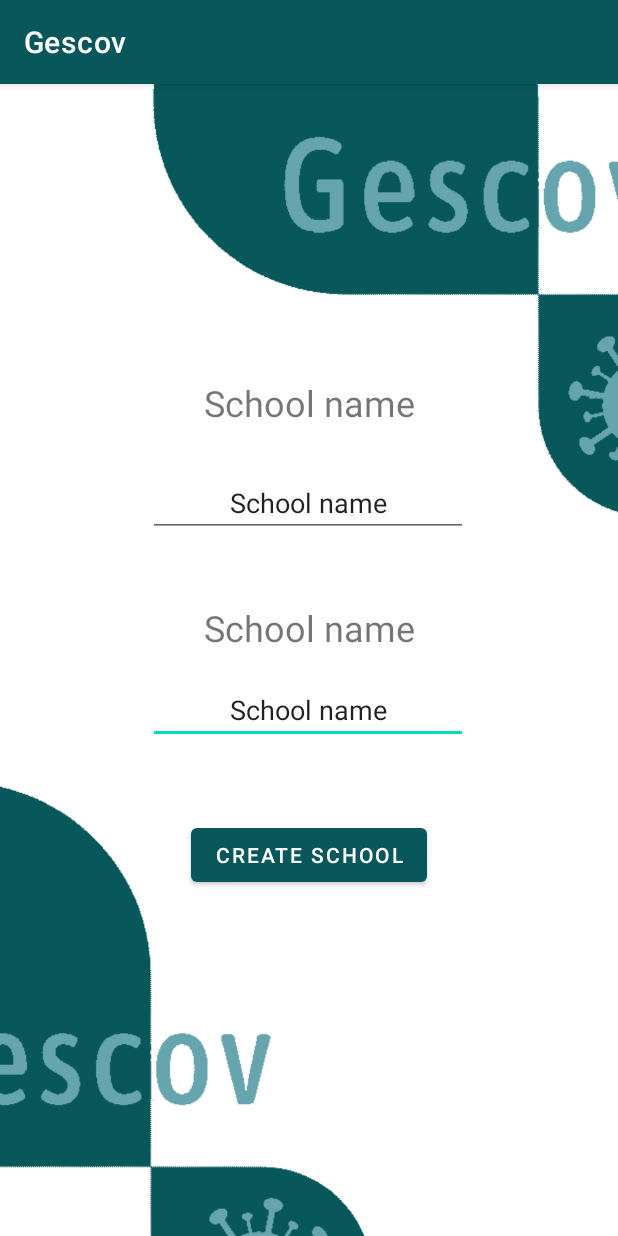
After one commit to Porkins4/PES_Gescov_APP, an Android app: the CreateSchoolFormActivity screen opened directly, with no data from a screen before it, on a phone screen of 412 x 824 dp. The commit adds this screen. Run offline under Robolectric (Android 15) with nearby library versions, the phone set to English and light mode, and no system bars.

Commit message:
Added Create school and its controller Added controlfactory to get all the controllers

```diff
--- a/app/src/main/AndroidManifest.xml
+++ b/app/src/main/AndroidManifest.xml
@@ -9,10 +9,11 @@
         android:roundIcon="@mipmap/ic_launcher_round"
         android:supportsRtl="true"
         android:theme="@style/Theme.Gescov">
+        <activity android:name=".SchoolsAdministration.CreateSchoolFormActivity"></activity>
         <activity
             android:name=".navigation.NavigationMenu"
             android:label="@string/title_activity_navigation_menu"
-            android:theme="@style/Theme.Gescov.NoActionBar"></activity>
+            android:theme="@style/Theme.Gescov.NoActionBar" />
         <activity
             android:name=".ui.login.LoginActivity"
             android:label="@string/app_name">
--- /dev/null
+++ b/app/src/main/java/com/example/gescov/SchoolsAdministration/CreateSchoolFormActivity.java
@@ -0,0 +1,33 @@
+package com.example.gescov.SchoolsAdministration;
+
+import androidx.appcompat.app.AppCompatActivity;
+
+import android.os.Bundle;
+import android.widget.Button;
+import android.widget.EditText;
+
+import com.example.gescov.PresentationControlFactory;
+import com.example.gescov.R;
+
+import java.util.List;
+
+
+public class CreateSchoolFormActivity extends AppCompatActivity {
+
+    @Override
+    protected void onCreate(Bundle savedInstanceState) {
+        super.onCreate(savedInstanceState);
+        setContentView(R.layout.activity_create_school_form);
+        EditText schoolName = (EditText) findViewById(R.id.create_school_form_name_input);
+        EditText schoolCode = (EditText) findViewById(R.id.create_school_form_code_input);
+        Button createSchoolButton = (Button) findViewById(R.id.create_school_form_create_button);
+
+        createSchoolButton.setOnClickListener(e -> {
+            ISchoolsCrontroller schoolsCrontroller = PresentationControlFactory.getSchoolsCrontroller();
+            SchoolListViewAdapter adapter = schoolsCrontroller.getSchoolListViewSchoolAdapter();
+            adapter.addItem(schoolName.getText().toString());
+            finish();
+        });
+
+    }
+}
--- /dev/null
+++ b/app/src/main/java/com/example/gescov/SchoolsAdministration/ISchoolsCrontroller.java
@@ -0,0 +1,12 @@
+package com.example.gescov.SchoolsAdministration;
+
+import android.content.Context;
+
+import java.util.List;
+
+interface ISchoolsCrontroller {
+    public void createSchool(String schoolName, String schoolCode);
+
+    public SchoolListViewAdapter getSchoolListViewSchoolAdapter();
+    public List<String> getSchoolNamesList();
+}
--- /dev/null
+++ b/app/src/main/res/layout/activity_create_school_form.xml
@@ -0,0 +1,87 @@
+<?xml version="1.0" encoding="utf-8"?>
+<androidx.constraintlayout.widget.ConstraintLayout xmlns:android="http://schemas.android.com/apk/res/android"
+    xmlns:app="http://schemas.android.com/apk/res-auto"
+    xmlns:tools="http://schemas.android.com/tools"
+    android:layout_width="match_parent"
+    android:layout_height="match_parent"
+    tools:context=".SchoolsAdministration.CreateSchoolFormActivity">
+
+    <TextView
+        android:id="@+id/create_school_form_code_text"
+        android:layout_width="wrap_content"
+        android:layout_height="wrap_content"
+        android:layout_marginTop="44dp"
+        android:text="@string/create_school_form_school_name"
+        android:textSize="24sp"
+        app:layout_constraintEnd_toEndOf="parent"
+        app:layout_constraintStart_toStartOf="parent"
+        app:layout_constraintTop_toBottomOf="@+id/create_school_form_name_input" />
+
+    <EditText
+        android:id="@+id/create_school_form_code_input"
+        android:layout_width="wrap_content"
+        android:layout_height="wrap_content"
+        android:layout_marginTop="16dp"
+        android:ems="10"
+        android:inputType="textPersonName"
+        android:text="@string/create_school_form_school_name"
+        android:textAlignment="center"
+        app:layout_constraintEnd_toEndOf="parent"
+        app:layout_constraintHorizontal_bias="0.497"
+        app:layout_constraintStart_toStartOf="parent"
+        app:layout_constraintTop_toBottomOf="@+id/create_school_form_code_text" />
+
+    <TextView
+        android:id="@+id/create_school_form_name_text"
+        android:layout_width="wrap_content"
+        android:layout_height="wrap_content"
+        android:layout_marginTop="196dp"
+        android:text="@string/create_school_form_school_name"
+        android:textSize="24sp"
+        app:layout_constraintEnd_toEndOf="parent"
+        app:layout_constraintStart_toStartOf="parent"
+        app:layout_constraintTop_toTopOf="parent" />
+
+    <EditText
+        android:id="@+id/create_school_form_name_input"
+        android:layout_width="wrap_content"
+        android:layout_height="wrap_content"
+        android:layout_marginTop="28dp"
+        android:ems="10"
+        android:inputType="textPersonName"
+        android:text="@string/create_school_form_school_name"
+        android:textAlignment="center"
+        app:layout_constraintEnd_toEndOf="parent"
+        app:layout_constraintHorizontal_bias="0.497"
+        app:layout_constraintStart_toStartOf="parent"
+        app:layout_constraintTop_toBottomOf="@+id/create_school_form_name_text" />
+
+    <ImageView
+        android:id="@+id/imageView2"
+        android:layout_width="wrap_content"
+        android:layout_height="wrap_content"
+        android:layout_marginTop="50dp"
+        android:layout_marginEnd="60dp"
+        app:layout_constraintEnd_toEndOf="@+id/create_school_form_code_input"
+        app:layout_constraintTop_toBottomOf="@+id/create_school_form_name_input"
+        app:srcCompat="@drawable/logo2_2" />
+
+    <ImageView
+        android:id="@+id/imageView3"
+        android:layout_width="wrap_content"
+        android:layout_height="wrap_content"
+        android:layout_marginBottom="40dp"
+        app:layout_constraintBottom_toBottomOf="@+id/create_school_form_code_input"
+        app:layout_constraintStart_toStartOf="@+id/create_school_form_name_input"
+        app:srcCompat="@drawable/logo2_2" />
+
+    <Button
+        android:id="@+id/create_school_form_create_button"
+        android:layout_width="wrap_content"
+        android:layout_height="wrap_content"
+        android:layout_marginTop="50dp"
+        android:text="@string/create_school_form_school_button"
+        app:layout_constraintEnd_toEndOf="parent"
+        app:layout_constraintStart_toStartOf="parent"
+        app:layout_constraintTop_toBottomOf="@+id/create_school_form_code_input" />
+</androidx.constraintlayout.widget.ConstraintLayout>
--- a/app/src/main/res/menu/activity_main_drawer.xml
+++ b/app/src/main/res/menu/activity_main_drawer.xml
@@ -25,9 +25,9 @@
             android:icon="@drawable/ic_menu_slideshow"
             android:title="@string/menu_slideshow" />
         <item
-            android:id="@+id/blankFragment3"
+            android:id="@+id/schoolAdministration"
             android:icon="@drawable/ic_menu_slideshow"
-            android:title="@string/menu_slideshow" />
+            android:title="@string/menu_schools_administration" />
     </group>
 
 </menu>
--- a/app/src/main/res/values/strings.xml
+++ b/app/src/main/res/values/strings.xml
@@ -23,6 +23,13 @@
     <string name="menu_home">Home</string>
     <string name="menu_gallery">Gallery</string>
     <string name="menu_slideshow">Slideshow</string>
+    <string name="menu_schools_administration">Schools Administration</string>
     <!-- TODO: Remove or change this placeholder text -->
     <string name="hello_blank_fragment">Hello blank fragment</string>
+
+
+    <!-- School Administration -->
+    <string name="create_school_form_school_name">School name</string>
+    <string name="create_school_form_school_code">School codi</string>
+    <string name="create_school_form_school_button">Create School</string>
 </resources>
```
Also changed, not shown: app/src/main/java/com/example/gescov/BlankFragment3.java (deleted, +0 -64 lines), app/src/main/java/com/example/gescov/PresentationControlFactory.java (added, +14 -0 lines), app/src/main/java/com/example/gescov/SchoolsAdministration/SchoolListViewAdapter.java (added, +62 -0 lines), app/src/main/java/com/example/gescov/SchoolsAdministration/SchoolsAdministrationFagment.java (added, +86 -0 lines), app/src/main/java/com/example/gescov/SchoolsAdministration/SchoolsCrontroller.java (added, +41 -0 lines), app/src/main/java/com/example/gescov/navigation/NavigationMenu.java (+2 -8 lines), app/src/main/res/layout/fragment_blank3.xml (deleted, +0 -14 lines), app/src/main/res/layout/fragment_school_administration.xml (added, +34 -0 lines), app/src/main/res/layout/school_list_item.xml (added, +17 -0 lines), app/src/main/res/navigation/mobile_navigation.xml (+4 -4 lines).
